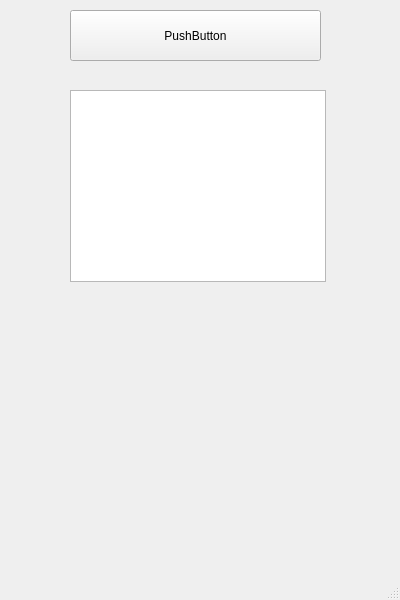
The window that driver/mainwindow.ui (virtualgrub39/RREAPER) describes before a commit, drawn with Qt 5.
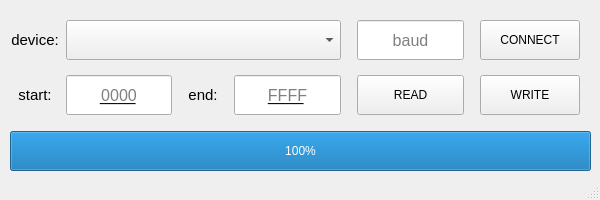
The same window after the commit.

Commit message: formatted; added basic UI layout;

The edit to the form file:
```diff
--- a/driver/mainwindow.ui
+++ b/driver/mainwindow.ui
@@ -6,8 +6,8 @@
    <rect>
     <x>0</x>
     <y>0</y>
-    <width>400</width>
-    <height>600</height>
+    <width>600</width>
+    <height>200</height>
    </rect>
   </property>
   <property name="sizePolicy">
@@ -20,41 +20,310 @@
    <string>MainWindow</string>
   </property>
   <widget class="QWidget" name="centralwidget">
-   <widget class="QPushButton" name="connectButton">
+   <widget class="QWidget" name="gridLayoutWidget">
     <property name="geometry">
      <rect>
-      <x>70</x>
+      <x>10</x>
       <y>10</y>
-      <width>251</width>
-      <height>51</height>
+      <width>581</width>
+      <height>161</height>
      </rect>
     </property>
-    <property name="text">
-     <string>PushButton</string>
-    </property>
+    <layout class="QGridLayout" name="gridLayout">
+     <item row="4" column="1">
+      <spacer name="verticalSpacer">
+       <property name="orientation">
+        <enum>Qt::Orientation::Vertical</enum>
+       </property>
+       <property name="sizeHint" stdset="0">
+        <size>
+         <width>20</width>
+         <height>40</height>
+        </size>
+       </property>
+      </spacer>
+     </item>
+     <item row="3" column="1">
+      <widget class="QLineEdit" name="startInput">
+       <property name="sizePolicy">
+        <sizepolicy hsizetype="Fixed" vsizetype="Fixed">
+         <horstretch>0</horstretch>
+         <verstretch>0</verstretch>
+        </sizepolicy>
+       </property>
+       <property name="minimumSize">
+        <size>
+         <width>100</width>
+         <height>40</height>
+        </size>
+       </property>
+       <property name="font">
+        <font>
+         <pointsize>12</pointsize>
+        </font>
+       </property>
+       <property name="inputMask">
+        <string>HHHH;_</string>
+       </property>
+       <property name="alignment">
+        <set>Qt::AlignmentFlag::AlignCenter</set>
+       </property>
+       <property name="placeholderText">
+        <string>0000</string>
+       </property>
+      </widget>
+     </item>
+     <item row="1" column="8">
+      <spacer name="horizontalSpacer_2">
+       <property name="orientation">
+        <enum>Qt::Orientation::Horizontal</enum>
+       </property>
+       <property name="sizeHint" stdset="0">
+        <size>
+         <width>40</width>
+         <height>20</height>
+        </size>
+       </property>
+      </spacer>
+     </item>
+     <item row="3" column="2">
+      <widget class="QLabel" name="endLabel">
+       <property name="minimumSize">
+        <size>
+         <width>50</width>
+         <height>0</height>
+        </size>
+       </property>
+       <property name="font">
+        <font>
+         <pointsize>11</pointsize>
+        </font>
+       </property>
+       <property name="text">
+        <string>end:</string>
+       </property>
+       <property name="alignment">
+        <set>Qt::AlignmentFlag::AlignCenter</set>
+       </property>
+      </widget>
+     </item>
+     <item row="1" column="5">
+      <widget class="QLineEdit" name="baudInput">
+       <property name="minimumSize">
+        <size>
+         <width>0</width>
+         <height>40</height>
+        </size>
+       </property>
+       <property name="font">
+        <font>
+         <pointsize>12</pointsize>
+        </font>
+       </property>
+       <property name="alignment">
+        <set>Qt::AlignmentFlag::AlignCenter</set>
+       </property>
+       <property name="placeholderText">
+        <string>baud</string>
+       </property>
+      </widget>
+     </item>
+     <item row="3" column="3">
+      <widget class="QLineEdit" name="endInput">
+       <property name="sizePolicy">
+        <sizepolicy hsizetype="Fixed" vsizetype="Fixed">
+         <horstretch>0</horstretch>
+         <verstretch>0</verstretch>
+        </sizepolicy>
+       </property>
+       <property name="minimumSize">
+        <size>
+         <width>100</width>
+         <height>40</height>
+        </size>
+       </property>
+       <property name="font">
+        <font>
+         <pointsize>12</pointsize>
+        </font>
+       </property>
+       <property name="inputMask">
+        <string>HHHH;_</string>
+       </property>
+       <property name="alignment">
+        <set>Qt::AlignmentFlag::AlignCenter</set>
+       </property>
+       <property name="placeholderText">
+        <string>FFFF</string>
+       </property>
+      </widget>
+     </item>
+     <item row="0" column="0">
+      <spacer name="verticalSpacer_3">
+       <property name="orientation">
+        <enum>Qt::Orientation::Vertical</enum>
+       </property>
+       <property name="sizeHint" stdset="0">
+        <size>
+         <width>20</width>
+         <height>40</height>
+        </size>
+       </property>
+      </spacer>
+     </item>
+     <item row="3" column="7">
+      <widget class="QPushButton" name="writeButton">
+       <property name="sizePolicy">
+        <sizepolicy hsizetype="Fixed" vsizetype="Fixed">
+         <horstretch>0</horstretch>
+         <verstretch>0</verstretch>
+        </sizepolicy>
+       </property>
+       <property name="minimumSize">
+        <size>
+         <width>100</width>
+         <height>40</height>
+        </size>
+       </property>
+       <property name="text">
+        <string>WRITE</string>
+       </property>
+      </widget>
+     </item>
+     <item row="5" column="0" colspan="9">
+      <widget class="QProgressBar" name="progressBar">
+       <property name="minimumSize">
+        <size>
+         <width>0</width>
+         <height>40</height>
+        </size>
+       </property>
+       <property name="value">
+        <number>100</number>
+       </property>
+      </widget>
+     </item>
+     <item row="1" column="7">
+      <widget class="QPushButton" name="connectButton">
+       <property name="sizePolicy">
+        <sizepolicy hsizetype="Fixed" vsizetype="Fixed">
+         <horstretch>0</horstretch>
+         <verstretch>0</verstretch>
+        </sizepolicy>
+       </property>
+       <property name="minimumSize">
+        <size>
+         <width>100</width>
+         <height>40</height>
+        </size>
+       </property>
+       <property name="text">
+        <string>CONNECT</string>
+       </property>
+      </widget>
+     </item>
+     <item row="1" column="0">
+      <widget class="QLabel" name="deviceLabel">
+       <property name="font">
+        <font>
+         <pointsize>11</pointsize>
+        </font>
+       </property>
+       <property name="text">
+        <string>device:</string>
+       </property>
+       <property name="alignment">
+        <set>Qt::AlignmentFlag::AlignCenter</set>
+       </property>
+      </widget>
+     </item>
+     <item row="1" column="4">
+      <spacer name="horizontalSpacer">
+       <property name="orientation">
+        <enum>Qt::Orientation::Horizontal</enum>
+       </property>
+       <property name="sizeHint" stdset="0">
+        <size>
+         <width>40</width>
+         <height>20</height>
+        </size>
+       </property>
+      </spacer>
+     </item>
+     <item row="3" column="5">
+      <widget class="QPushButton" name="readButton">
+       <property name="minimumSize">
+        <size>
+         <width>100</width>
+         <height>40</height>
+        </size>
+       </property>
+       <property name="text">
+        <string>READ</string>
+       </property>
+      </widget>
+     </item>
+     <item row="3" column="0">
+      <widget class="QLabel" name="startLabel">
+       <property name="minimumSize">
+        <size>
+         <width>50</width>
+         <height>0</height>
+        </size>
+       </property>
+       <property name="font">
+        <font>
+         <pointsize>11</pointsize>
+        </font>
+       </property>
+       <property name="text">
+        <string>start:</string>
+       </property>
+       <property name="alignment">
+        <set>Qt::AlignmentFlag::AlignCenter</set>
+       </property>
+      </widget>
+     </item>
+     <item row="2" column="1">
+      <spacer name="verticalSpacer_2">
+       <property name="orientation">
+        <enum>Qt::Orientation::Vertical</enum>
+       </property>
+       <property name="sizeHint" stdset="0">
+        <size>
+         <width>20</width>
+         <height>40</height>
+        </size>
+       </property>
+      </spacer>
+     </item>
+     <item row="1" column="1" colspan="3">
+      <widget class="QComboBox" name="portSelector">
+       <property name="minimumSize">
+        <size>
+         <width>0</width>
+         <height>40</height>
+        </size>
+       </property>
+      </widget>
+     </item>
+     <item row="1" column="6">
+      <spacer name="horizontalSpacer_3">
+       <property name="orientation">
+        <enum>Qt::Orientation::Horizontal</enum>
+       </property>
+       <property name="sizeHint" stdset="0">
+        <size>
+         <width>40</width>
+         <height>20</height>
+        </size>
+       </property>
+      </spacer>
+     </item>
+    </layout>
    </widget>
-   <widget class="QTextBrowser" name="logView">
-    <property name="geometry">
-     <rect>
-      <x>70</x>
-      <y>90</y>
-      <width>256</width>
-      <height>192</height>
-     </rect>
-    </property>
-   </widget>
   </widget>
-  <widget class="QMenuBar" name="menubar">
-   <property name="geometry">
-    <rect>
-     <x>0</x>
-     <y>0</y>
-     <width>400</width>
-     <height>23</height>
-    </rect>
-   </property>
-  </widget>
-  <widget class="QStatusBar" name="statusbar"/>
+  <widget class="QStatusBar" name="statusBar"/>
  </widget>
  <resources/>
  <connections/>
```
Left out of the diff: 9 changed lines with no effect on the pictures. The commit also changes 4 other files.
